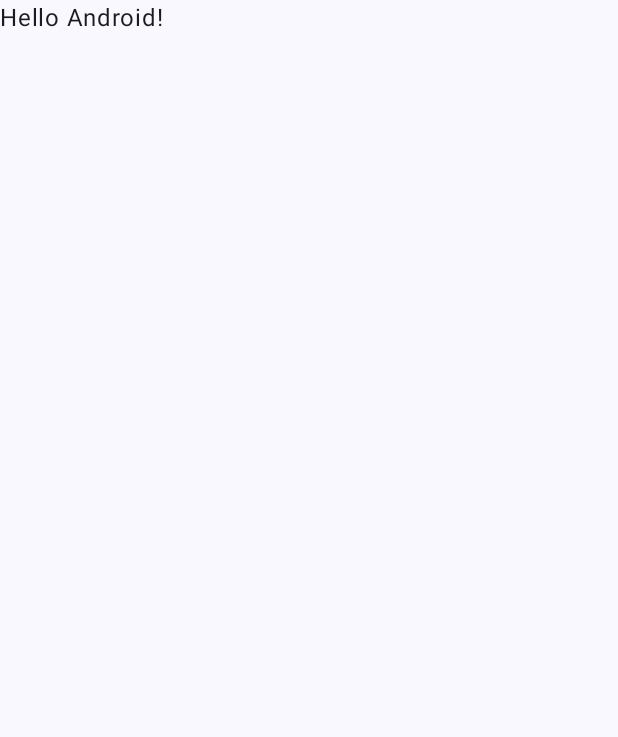
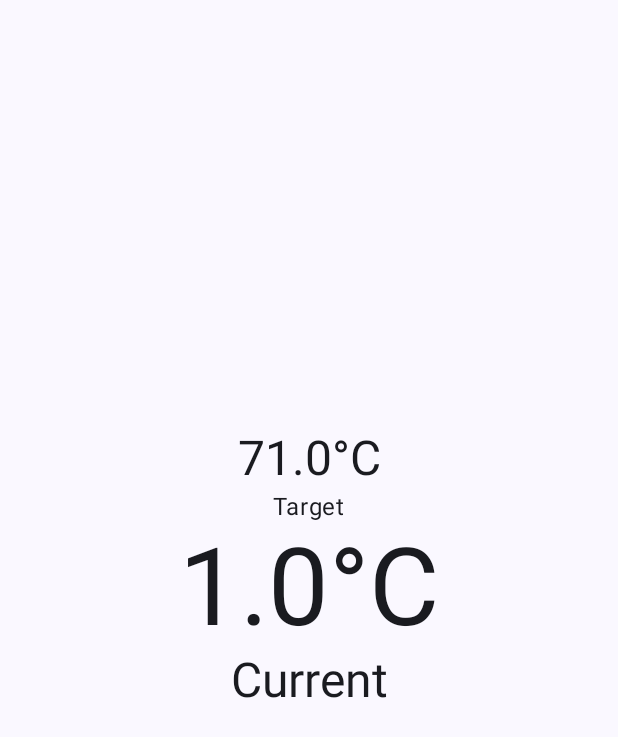
Before and after one commit to TobiasOlausson/brewzilla-controller, an Android app built with Jetpack Compose: the screen it shows after launch (MainActivity), on a phone screen of 412 x 824 dp. Before the commit the part shown is almost empty. Shown: the top 737 px of the screen. Run offline under Robolectric (Android 15) with nearby library versions, the phone set to English and light mode, and no system bars.

Commit message:
Basic temperature display

```diff
--- a/app/src/main/java/com/example/brewzilla_controller/MainActivity.kt
+++ b/app/src/main/java/com/example/brewzilla_controller/MainActivity.kt
@@ -4,13 +4,27 @@ import android.os.Bundle
 import androidx.activity.ComponentActivity
 import androidx.activity.compose.setContent
 import androidx.activity.enableEdgeToEdge
+import androidx.compose.foundation.layout.Arrangement
+import androidx.compose.foundation.layout.Column
+import androidx.compose.foundation.layout.Spacer
 import androidx.compose.foundation.layout.fillMaxSize
+import androidx.compose.foundation.layout.height
 import androidx.compose.foundation.layout.padding
+import androidx.compose.material3.Button
+import androidx.compose.material3.MaterialTheme
 import androidx.compose.material3.Scaffold
 import androidx.compose.material3.Text
 import androidx.compose.runtime.Composable
+import androidx.compose.runtime.getValue
+import androidx.compose.runtime.mutableDoubleStateOf
+import androidx.compose.runtime.remember
+import androidx.compose.runtime.setValue
+import androidx.compose.ui.Alignment
 import androidx.compose.ui.Modifier
+import androidx.compose.ui.text.TextStyle
 import androidx.compose.ui.tooling.preview.Preview
+import androidx.compose.ui.unit.dp
+import androidx.compose.ui.unit.sp
 import com.example.brewzilla_controller.ui.theme.MyApplicationTheme
 
 class MainActivity : ComponentActivity() {
@@ -18,30 +32,45 @@ class MainActivity : ComponentActivity() {
         super.onCreate(savedInstanceState)
         enableEdgeToEdge()
         setContent {
-            MyApplicationTheme {
-                Scaffold(modifier = Modifier.fillMaxSize()) { innerPadding ->
-                    Greeting(
-                            name = "Android",
-                            modifier = Modifier.padding(innerPadding)
-                    )
-                }
-            }
+            Content()
+        }
+    }
+}
+@Preview
+@Composable
+fun Content() {
+    return MyApplicationTheme {
+        Scaffold(modifier = Modifier.fillMaxSize()) { innerPadding ->
+            TemperatureView(modifier = Modifier
+                .padding(innerPadding)
+                .fillMaxSize())
         }
     }
 }
 
+
 @Composable
-fun Greeting(name: String, modifier: Modifier = Modifier) {
-    Text(
-            text = "Hello $name!",
-            modifier = modifier
-    )
-}
+fun TemperatureView(modifier: Modifier) {
+    var currentTemperature by remember { mutableDoubleStateOf(1.0) }
+    var targetTemperature by remember { mutableDoubleStateOf(71.0) }
 
-@Preview(showBackground = true)
-@Composable
-fun GreetingPreview() {
-    MyApplicationTheme {
-        Greeting("Android")
+    Column(
+        modifier = modifier,
+        verticalArrangement = Arrangement.Center,
+        horizontalAlignment = Alignment.CenterHorizontally
+    ) {
+        Text(
+            text = "$targetTemperature°C",
+            style = MaterialTheme.typography.headlineLarge
+        )
+        Text(text = "Target")
+        Text(
+            text = "$currentTemperature°C",
+            style = TextStyle(fontSize = 72.sp)
+        )
+        Text(text = "Current", style = MaterialTheme.typography.headlineLarge)
+
+        Spacer(modifier = Modifier.height(64.dp))
+
     }
 }
```
